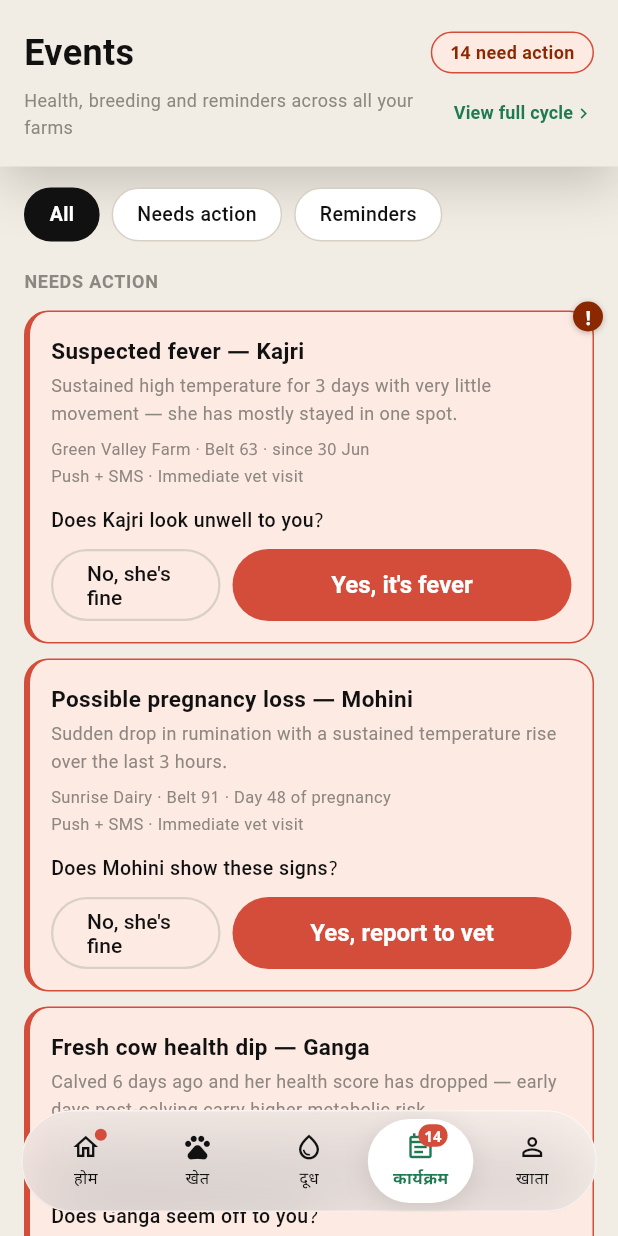
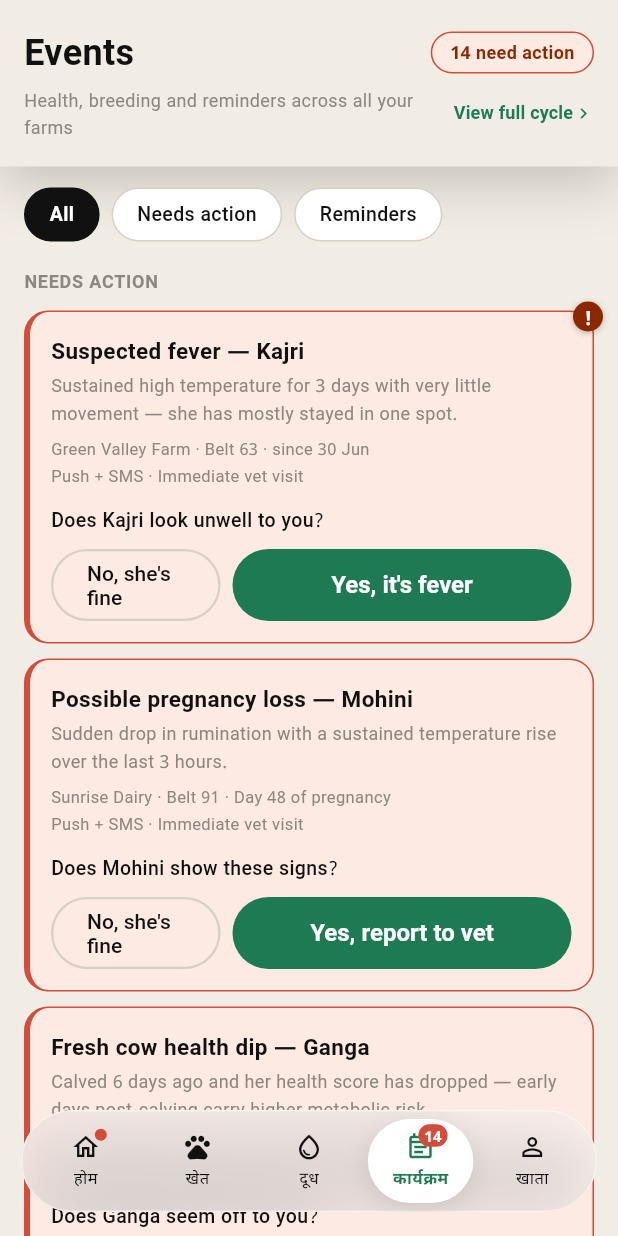
Before and after one commit to vaseey21/Vanix, a Flutter app: the EventsScreen screen opened directly with empty values, on a phone screen of 412 x 824 dp. Run offline on Flutter 3.47's test engine with Material 3 defaults, Android fonts, the phone set to English and light mode, and no system bars.

Commit message:
Primary actions in green (red only for Delete), fix OTP scroll jitter
Co-Authored-By: Claude Fable 5 <noreply@anthropic.com>
Claude-Session: https://claude.ai/code/session_0166tyGd7GvEK6yE3aDeFkvQ

```diff
--- a/flutter_app/lib/screens/events_screen.dart
+++ b/flutter_app/lib/screens/events_screen.dart
@@ -445,7 +445,7 @@ class _EventsScreenState extends State<EventsScreen> {
                 children: [
                   Expanded(child: OutlinedButton(onPressed: () => setState(() { _fever = _VetFlowState.falseAlarm; widget.appState.resolveEvent(); }), child: const Text("No, she's fine"))),
                   const SizedBox(width: 8),
-                  Expanded(flex: 2, child: ElevatedButton(style: ElevatedButton.styleFrom(backgroundColor: VanixColors.danger), onPressed: () => setState(() => _fever = _VetFlowState.awaitingEmail), child: const Text("Yes, it's fever"))),
+                  Expanded(flex: 2, child: ElevatedButton(onPressed: () => setState(() => _fever = _VetFlowState.awaitingEmail), child: const Text("Yes, it's fever"))),
                 ],
               ),
             ],
@@ -511,7 +511,7 @@ class _EventsScreenState extends State<EventsScreen> {
                 children: [
                   Expanded(child: OutlinedButton(onPressed: () => setState(() { _abort = _VetFlowState.falseAlarm; widget.appState.resolveEvent(); }), child: const Text("No, she's fine"))),
                   const SizedBox(width: 8),
-                  Expanded(flex: 2, child: ElevatedButton(style: ElevatedButton.styleFrom(backgroundColor: VanixColors.danger), onPressed: () => setState(() => _abort = _VetFlowState.awaitingEmail), child: const Text('Yes, report to vet'))),
+                  Expanded(flex: 2, child: ElevatedButton(onPressed: () => setState(() => _abort = _VetFlowState.awaitingEmail), child: const Text('Yes, report to vet'))),
                 ],
               ),
             ],
@@ -577,7 +577,7 @@ class _EventsScreenState extends State<EventsScreen> {
                 children: [
                   Expanded(child: OutlinedButton(onPressed: () => setState(() { _freshCow = _VetFlowState.falseAlarm; widget.appState.resolveEvent(); }), child: const Text("No, she's fine"))),
                   const SizedBox(width: 8),
-                  Expanded(flex: 2, child: ElevatedButton(style: ElevatedButton.styleFrom(backgroundColor: VanixColors.danger), onPressed: () => setState(() => _freshCow = _VetFlowState.awaitingEmail), child: const Text('Yes, report to vet'))),
+                  Expanded(flex: 2, child: ElevatedButton(onPressed: () => setState(() => _freshCow = _VetFlowState.awaitingEmail), child: const Text('Yes, report to vet'))),
                 ],
               ),
             ],
@@ -799,7 +799,6 @@ class _EventsScreenState extends State<EventsScreen> {
                   Expanded(
                     flex: 2,
                     child: ElevatedButton(
-                      style: ElevatedButton.styleFrom(backgroundColor: VanixColors.warningInk),
                       onPressed: () => setState(() { _heatConfirmed = true; _heat = _HeatState.active; }),
                       child: const Text('Yes, in heat'),
                     ),
@@ -1495,7 +1494,6 @@ class _VetPickerState extends State<_VetPicker> {
           SizedBox(
             width: double.infinity,
             child: ElevatedButton(
-              style: ElevatedButton.styleFrom(backgroundColor: VanixColors.danger),
               onPressed: () => widget.onSent(_selected),
               child: const Text('Send appointment request'),
             ),
@@ -1978,7 +1976,6 @@ class _FullCycleSheetState extends State<_FullCycleSheet> {
               Expanded(
                 flex: 2,
                 child: ElevatedButton(
-                  style: ElevatedButton.styleFrom(backgroundColor: VanixColors.warningInk),
                   onPressed: () => setState(() => _heatConfirmed = true),
                   child: const Text('Yes, in heat'),
                 ),
```
Also changed, not shown: 2 other files.
